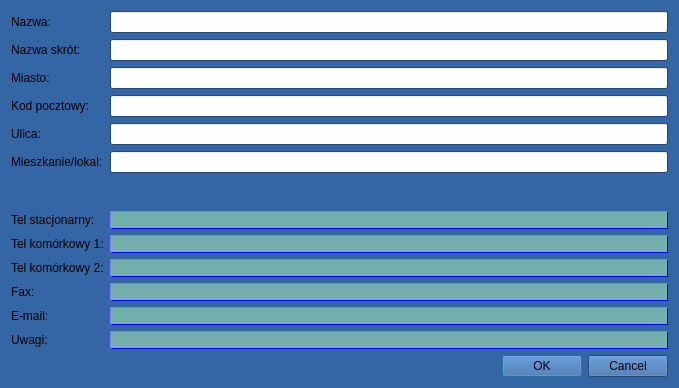
Old version of the form nowyKlientDialog.ui in the repository militia11/shoes.
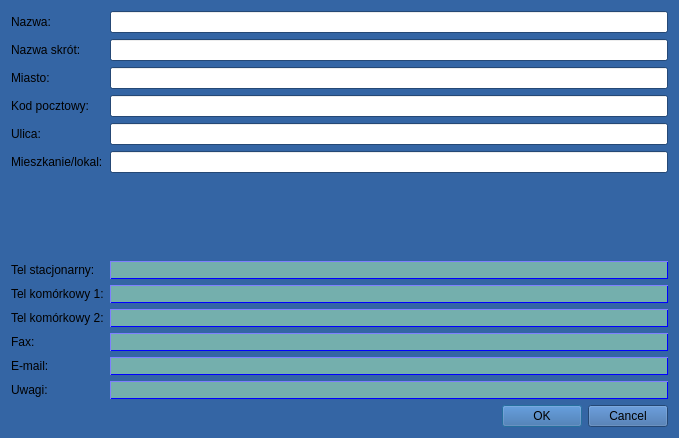
New version of the form.

```diff
--- a/nowyKlientDialog.ui
+++ b/nowyKlientDialog.ui
@@ -7,7 +7,7 @@
     <x>0</x>
     <y>0</y>
     <width>679</width>
-    <height>388</height>
+    <height>438</height>
    </rect>
   </property>
   <property name="palette">
```
Left out of the diff: 2 changed lines with no effect on the pictures.
